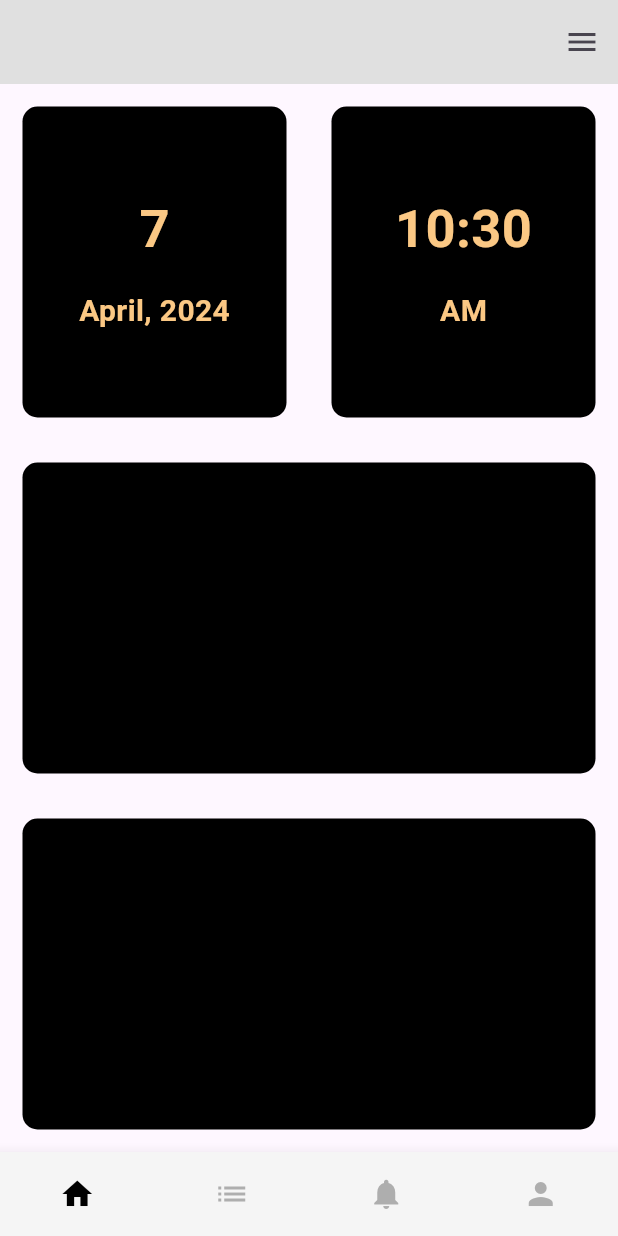
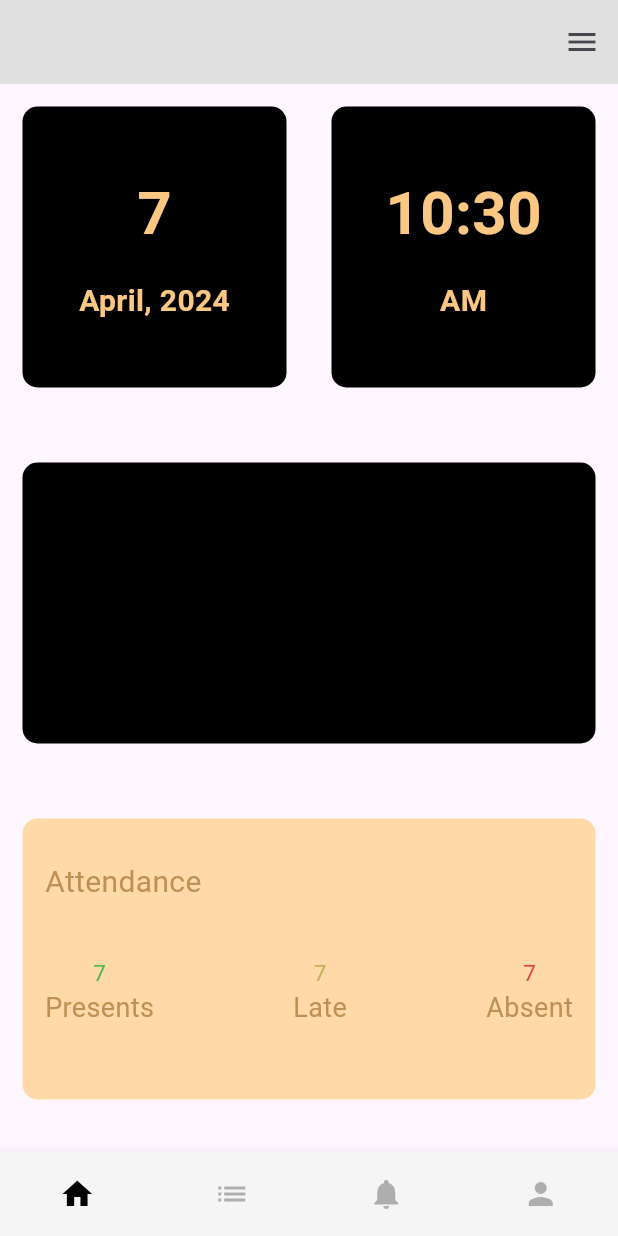
Before and after one commit to Amati98/2024-final-Attendance-project, a Flutter app: the screen it shows after launch, on a phone screen of 412 x 824 dp. Run offline on Flutter 3.47's test engine with Material 3 defaults, Android fonts, the phone set to English and light mode, and no system bars; our stand-ins replace device_preview, get.

Commit message:
Attendance column 3

```diff
--- a/lib/constants.dart
+++ b/lib/constants.dart
@@ -6,4 +6,4 @@ const smallTextStyle = TextStyle(
     color: Color(0xffFBC884), fontSize: 20, fontWeight: FontWeight.bold);
 
 const bigTextStyle = TextStyle(
-    color: Color(0xffFBC884), fontSize: 35, fontWeight: FontWeight.bold);
+    color: Color(0xffFBC884), fontSize: 40, fontWeight: FontWeight.bold);
--- a/lib/screens/home_page.dart
+++ b/lib/screens/home_page.dart
@@ -84,7 +84,10 @@ class _HomePageState extends State<HomePage> {
             ),
           ),
 
-          //second column
+          //second column check in/out
+          const SizedBox(
+            height: 20,
+          ),
           Expanded(
             child: Container(
               margin: const EdgeInsets.all(15.0),
@@ -92,19 +95,94 @@ class _HomePageState extends State<HomePage> {
                 color: Colors.black,
                 borderRadius: BorderRadius.circular(10),
               ),
+              // child: ElevatedButton(
+              //   style: const ButtonStyle(),
+              //   onPressed: () {},
+              //   child: const Text('Check In/Out'),
+              // ),
             ),
           ),
+          const SizedBox(
+            height: 20,
+          ),
 
-          //third Column
+          //third Column attendance
           Expanded(
             child: Container(
               margin: const EdgeInsets.all(15.0),
+              padding: const EdgeInsets.fromLTRB(15, 28, 15, 28),
               decoration: BoxDecoration(
-                color: Colors.black,
+                color: const Color(0xffFFD9A7),
                 borderRadius: BorderRadius.circular(10),
               ),
+              child: const Column(
+                children: [
+                  Align(
+                    alignment: Alignment.topLeft,
+                    child: Text(
+                      'Attendance',
+                      style: TextStyle(
+                        color: Color(0xffBD9055),
+                        fontSize: 20,
+                      ),
+                    ),
+                  ),
+                  SizedBox(
+                    height: 35,
+                  ),
+                  Row(
+                    mainAxisAlignment: MainAxisAlignment.spaceBetween,
+                    children: [
+                      //column1
+                      Column(
+                        children: [
+                          Text(
+                            '7',
+                            style: TextStyle(
+                                fontSize: 15, color: Color(0xff54B84B)),
+                          ),
+                          Text('Presents',
+                              style: TextStyle(
+                                  fontSize: 18, color: Color(0xffBD9055)))
+                        ],
+                      ),
+
+                      //column2
+                      Column(
+                        children: [
+                          Text(
+                            '7',
+                            style: TextStyle(
+                                fontSize: 15, color: Color(0xffC2B260)),
+                          ),
+                          Text('Late',
+                              style: TextStyle(
+                                  fontSize: 18, color: Color(0xffBD9055)))
+                        ],
+                      ),
+
+                      //column3
+                      Column(
+                        children: [
+                          Text(
+                            '7',
+                            style: TextStyle(
+                                fontSize: 15, color: Color(0xffE03F3F)),
+                          ),
+                          Text('Absent',
+                              style: TextStyle(
+                                  fontSize: 18, color: Color(0xffBD9055)))
+                        ],
+                      )
+                    ],
+                  ),
+                ],
+              ),
             ),
-          )
+          ),
+          const SizedBox(
+            height: 20,
+          ),
         ],
       ),
     );
```
Also changed, not shown: lib/main.dart (+0 -9 lines).
